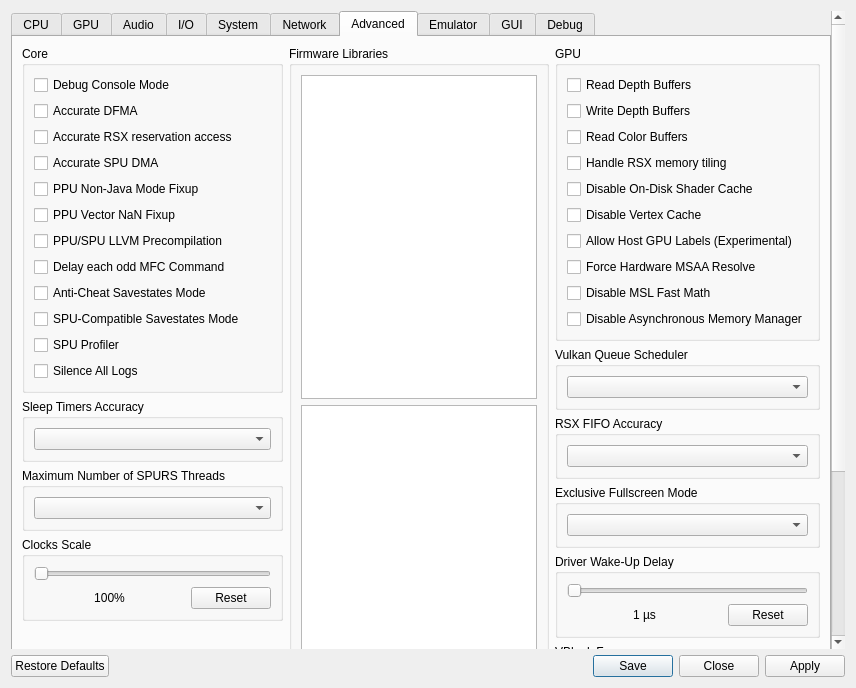
RPCS3/rpcs3, file rpcs3/rpcs3qt/settings_dialog.ui: the form before one commit.
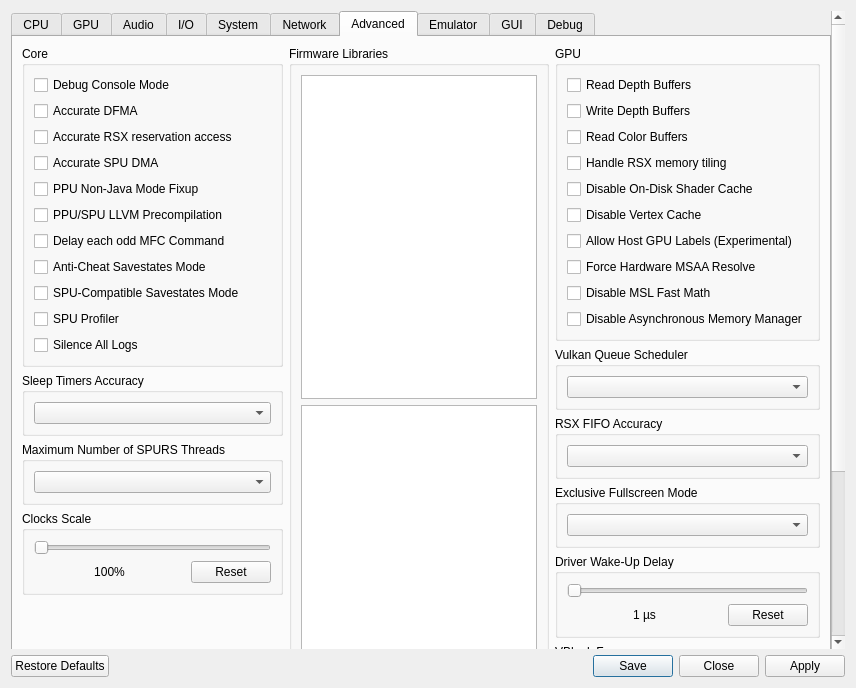
The form after the commit. The open tabs and pages were chosen to show the change. Icons and pictures are not drawn.

Commit message: Settings: Move 'PPU Vector NaN Fixup' to Debug

What changed in the file:
```diff
--- a/rpcs3/rpcs3qt/settings_dialog.ui
+++ b/rpcs3/rpcs3qt/settings_dialog.ui
@@ -2441,13 +2441,6 @@
                  </property>
                 </widget>
                </item>
-               <item>
-                <widget class="QCheckBox" name="fixupPPUVNAN">
-                 <property name="text">
-                  <string>PPU Vector NaN Fixup</string>
-                 </property>
-                </widget>
-               </item>
                <item>
                 <widget class="QCheckBox" name="llvmPrecompilation">
                  <property name="text">
@@ -4395,6 +4388,13 @@
                </property>
               </widget>
              </item>
+             <item>
+              <widget class="QCheckBox" name="fixupPPUVNAN">
+                <property name="text">
+                  <string>PPU Vector NaN Fixup</string>
+                </property>
+              </widget>
+             </item>
              <item>
               <spacer name="verticalSpacerDebugCore">
                <property name="orientation">
```
